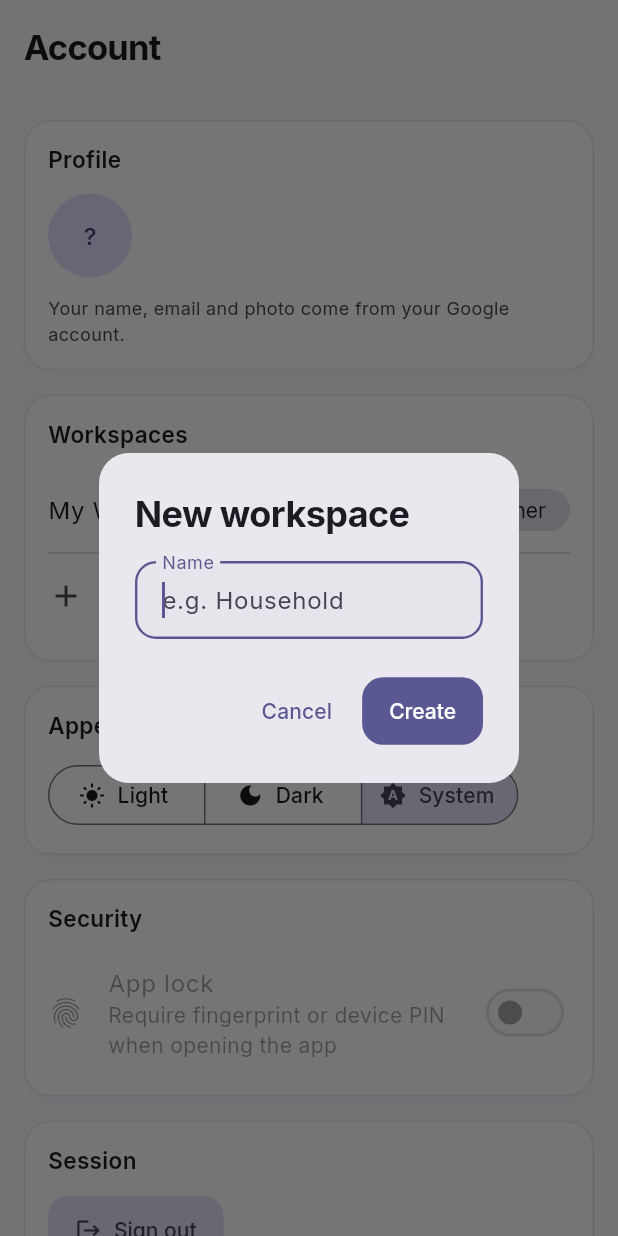
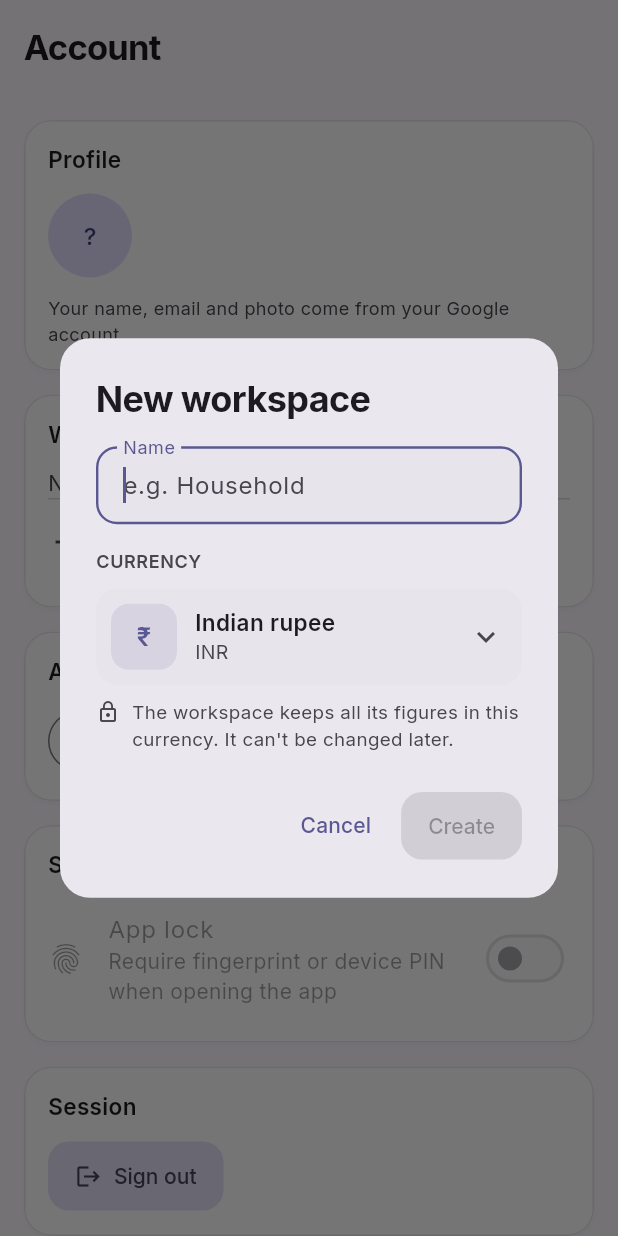
Before and after one commit to TheCoderAS/nizkhata, a Flutter app: the ProfileScreen screen opened by its route, after a tap on "Create workspace", on a phone screen of 412 x 824 dp. Run offline on Flutter 3.47's test engine with Material 3 defaults, Android fonts, the phone set to English and light mode, and no system bars; our stand-ins replace cloud_firestore, csv, file_picker, firebase_auth, firebase_core, fl_chart and 10 more; missing offline and left inert: home_widget, pointycastle, quick_actions, syncfusion_flutter_pdf; accounts and stored records are empty; statements that could not run were skipped.

Commit message:
Ask for the currency when a workspace is created
A workspace's currency is now permanent, so it can no longer be guessed.
Until now both ways of creating one went through createPersonalWorkspace,
which wrote 'INR' and an April financial year for everyone.

createPersonalWorkspace now takes the currency as a required argument and
builds the document through newWorkspaceFields, a pure function that
writes the chosen code, takes fyStartMonth from that currency's usual
year, and refuses a code the app does not offer.

First sign-in: a person with no workspace is no longer given one
silently. AuthController sets needsWorkspace, and the router holds them
on a new /welcome screen (every other route, deep links included, waits
behind it) until they confirm a currency. The phone's region preselects
one, falling back to INR, and the screen says plainly it can't be changed
later. A failed creation stays on the screen with a retry; back leaves
the app as it would from any root screen, and the person returns here on
next launch; "Use a different account" signs out. People who already
belong to a workspace, including anyone who joined one by invite, never
see the screen. If the membership check answers from an empty offline
cache, onboarding now fails instead of treating that as "no workspace".

Profile's New workspace dialog asks for the currency too, preselected
from the active workspace's, with the same note.

widgets/currency_picker.dart is the shared piece: a searchable sheet
(code, name or symbol) listing kCurrencies with code, name and symbol,
a CurrencyField that opens it, and the lock note.

24 new tests at 360dp phone width cover the preselection, the payload,
the redirect gate, the picker, the first-run screen and the dialog.

Co-Authored-By: Claude Opus 5.5 <noreply@anthropic.com>
Claude-Session: https://claude.ai/code/session_016jkAcgzuuxTfBiAgMLWgC4

```diff
--- a/mobile/lib/screens/profile_screen.dart
+++ b/mobile/lib/screens/profile_screen.dart
@@ -6,6 +6,7 @@ import 'package:flutter/material.dart';
 import 'package:go_router/go_router.dart';
 import 'package:provider/provider.dart';
 
+import '../core/currency.dart';
 import '../core/format.dart';
 import '../core/theme.dart';
 import '../data/models.dart';
@@ -15,6 +16,7 @@ import '../state/auth_controller.dart';
 import '../state/theme_controller.dart';
 import '../state/workspace_controller.dart';
 import '../widgets/common.dart';
+import '../widgets/currency_picker.dart';
 
 class ProfileScreen extends StatelessWidget {
   const ProfileScreen({super.key});
@@ -135,31 +137,17 @@ class ProfileScreen extends StatelessWidget {
   Future<void> _createWorkspace(BuildContext context, AuthController auth, WorkspaceController ws) async {
     final user = auth.user;
     if (user == null) return;
-    final controller = TextEditingController();
-    final name = await showDialog<String>(
+    final request = await showDialog<NewWorkspaceRequest>(
       context: context,
       useRootNavigator: true,
-      builder: (ctx) => AlertDialog(
-        title: const Text('New workspace'),
-        content: TextField(
-          controller: controller,
-          autofocus: true,
-          textCapitalization: TextCapitalization.words,
-          decoration: const InputDecoration(labelText: 'Name', hintText: 'e.g. Household'),
-          onSubmitted: (v) => Navigator.pop(ctx, v.trim()),
-        ),
-        actions: [
-          TextButton(onPressed: () => Navigator.pop(ctx), child: const Text('Cancel')),
-          FilledButton(
-            onPressed: () => Navigator.pop(ctx, controller.text.trim()),
-            child: const Text('Create'),
-          ),
-        ],
-      ),
+      // A second workspace is usually kept in the same country as the first,
+      // so start from the currency in use now. Still only a preselection.
+      builder: (_) => NewWorkspaceDialog(initialCurrency: ws.currency),
     );
-    if (name == null || name.isEmpty) return;
+    if (request == null) return;
+    final name = request.name;
     try {
-      final id = await auth.createPersonalWorkspace(user, name: name);
+      final id = await auth.createPersonalWorkspace(user, name: name, currency: request.currency);
       await ws.switchWorkspace(id);
       if (context.mounted) {
         ScaffoldMessenger.of(context).showSnackBar(SnackBar(content: Text('Created "$name"')));
@@ -262,6 +250,75 @@ class ProfileScreen extends StatelessWidget {
   }
 }
 
+/// What the new-workspace dialog hands back: a name and the chosen currency.
+typedef NewWorkspaceRequest = ({String name, String currency});
+
+/// Name the new workspace and choose its currency. The currency is permanent,
+/// so it is asked here in full rather than copied silently from the workspace
+/// in use.
+class NewWorkspaceDialog extends StatefulWidget {
+  final String initialCurrency;
+  const NewWorkspaceDialog({super.key, required this.initialCurrency});
+
+  @override
+  State<NewWorkspaceDialog> createState() => _NewWorkspaceDialogState();
+}
+
+class _NewWorkspaceDialogState extends State<NewWorkspaceDialog> {
+  final _name = TextEditingController();
+  // A workspace made before the catalogue settled could carry a code the app
+  // no longer offers; it cannot seed a new one, so start from the rupee.
+  late String _currency =
+      kCurrencies.any((c) => c.code == widget.initialCurrency) ? widget.initialCurrency : 'INR';
+
+  @override
+  void dispose() {
+    _name.dispose();
+    super.dispose();
+  }
+
+  bool get _valid => _name.text.trim().isNotEmpty;
+
+  void _submit() {
+    if (!_valid) return;
+    Navigator.pop<NewWorkspaceRequest>(context, (name: _name.text.trim(), currency: _currency));
+  }
+
+  @override
+  Widget build(BuildContext context) {
+    return AlertDialog(
+      title: const Text('New workspace'),
+      // Scrolls so the keyboard on a short phone cannot push the fields into
+      // an overflow.
+      content: SingleChildScrollView(
+        child: Column(
+          mainAxisSize: MainAxisSize.min,
+          crossAxisAlignment: CrossAxisAlignment.start,
+          children: [
+            TextField(
+              controller: _name,
+              autofocus: true,
+              textCapitalization: TextCapitalization.words,
+              decoration: const InputDecoration(labelText: 'Name', hintText: 'e.g. Household'),
+              onChanged: (_) => setState(() {}),
+              onSubmitted: (_) => _submit(),
+            ),
+            const SizedBox(height: 16),
+            const SectionLabel('Currency'),
+            CurrencyField(value: _currency, onChanged: (c) => setState(() => _currency = c)),
+            const SizedBox(height: 10),
+            const CurrencyLockNote(),
+          ],
+        ),
+      ),
+      actions: [
+        TextButton(onPressed: () => Navigator.pop(context), child: const Text('Cancel')),
+        FilledButton(onPressed: _valid ? _submit : null, child: const Text('Create')),
+      ],
+    );
+  }
+}
+
 /// App-lock toggle: requires the device to support biometrics or credentials;
 /// enabling verifies once so a typo-free setup can't lock the user out.
 class _AppLockTile extends StatefulWidget {
--- /dev/null
+++ b/mobile/lib/widgets/currency_picker.dart
@@ -0,0 +1,218 @@
+// Choosing the currency a workspace keeps its books in.
+//
+// The choice is made once, when the workspace is created, and can never be
+// changed, so everything here leans towards the person seeing plainly what
+// they are picking: the full name and the symbol beside the code, a search
+// that understands "dollar" as well as "AED", and a note that says the choice
+// is for good.
+
+import 'package:flutter/material.dart';
+
+import '../core/currency.dart';
+import 'common.dart';
+
+/// The currency to preselect for a new person, from their phone's region.
+///
+/// Only a starting point for a choice they confirm. A phone that says nothing
+/// useful (no region, or one we have no currency for) falls back to the rupee,
+/// since that is who the app has mostly served.
+String suggestedCurrency(Locale? locale) => currencyForCountry(locale?.countryCode) ?? 'INR';
+
+/// The currencies matching [query], in catalogue order. Matches the code
+/// ("aed"), any word of the name ("dollar", "rupee") and the symbol ("£").
+List<CurrencySpec> filterCurrencies(String query) {
+  final q = query.trim().toLowerCase();
+  if (q.isEmpty) return kCurrencies;
+  return [
+    for (final c in kCurrencies)
+      if (c.code.toLowerCase().contains(q) ||
+          c.name.toLowerCase().contains(q) ||
+          c.symbol.trim().toLowerCase().contains(q))
+        c,
+  ];
+}
+
+/// Open the searchable currency list. Resolves to the chosen code, or null if
+/// the sheet was dismissed.
+Future<String?> showCurrencyPicker(BuildContext context, {String? selected}) {
+  return showModalBottomSheet<String>(
+    context: context,
+    useRootNavigator: true,
+    isScrollControlled: true,
+    showDragHandle: true,
+    builder: (_) => Padding(
+      padding: EdgeInsets.only(bottom: MediaQuery.of(context).viewInsets.bottom),
+      child: CurrencyPickerSheet(selected: selected),
+    ),
+  );
+}
+
+class CurrencyPickerSheet extends StatefulWidget {
+  final String? selected;
+  const CurrencyPickerSheet({super.key, this.selected});
+
+  @override
+  State<CurrencyPickerSheet> createState() => _CurrencyPickerSheetState();
+}
+
+class _CurrencyPickerSheetState extends State<CurrencyPickerSheet> {
+  String _query = '';
+
+  @override
+  Widget build(BuildContext context) {
+    final cs = Theme.of(context).colorScheme;
+    final matches = filterCurrencies(_query);
+    // A fixed share of the screen, so the sheet does not jump in height as the
+    // list shrinks under a search.
+    return SizedBox(
+      height: MediaQuery.of(context).size.height * 0.75,
+      child: Column(
+        crossAxisAlignment: CrossAxisAlignment.start,
+        children: [
+          Padding(
+            padding: const EdgeInsets.fromLTRB(20, 4, 20, 12),
+            child: Column(
+              crossAxisAlignment: CrossAxisAlignment.start,
+              children: [
+                Text('Choose currency', style: Theme.of(context).textTheme.titleLarge),
+                const SizedBox(height: 12),
+                SearchField(hint: 'Search by name or code', onChanged: (v) => setState(() => _query = v)),
+              ],
+            ),
+          ),
+          Expanded(
+            child: matches.isEmpty
+                ? Padding(
+                    padding: const EdgeInsets.all(24),
+                    child: Text(
+                      'No currency matches "${_query.trim()}".',
+                      style: TextStyle(color: cs.onSurfaceVariant),
+                    ),
+                  )
+                : ListView.builder(
+                    padding: const EdgeInsets.fromLTRB(8, 0, 8, 16),
+                    itemCount: matches.length,
+                    itemBuilder: (_, i) {
+                      final c = matches[i];
+                      final selected = c.code == widget.selected;
+                      return ListTile(
+                        key: ValueKey('currency-${c.code}'),
+                        leading: CurrencySymbolBadge(c),
+                        title: Text(c.name, overflow: TextOverflow.ellipsis),
+                        subtitle: Text(c.code),
+                        selected: selected,
+                        trailing: selected ? Icon(Icons.check, color: cs.primary) : null,
+                        onTap: () => Navigator.of(context).pop(c.code),
+                      );
+                    },
+                  ),
+          ),
+        ],
+      ),
+    );
+  }
+}
+
+/// The currency's symbol on a soft tile, the way the app marks an entity.
+class CurrencySymbolBadge extends StatelessWidget {
+  final CurrencySpec spec;
+  const CurrencySymbolBadge(this.spec, {super.key});
+
+  @override
+  Widget build(BuildContext context) {
+    final cs = Theme.of(context).colorScheme;
+    return Container(
+      width: 44,
+      height: 44,
+      alignment: Alignment.center,
+      padding: const EdgeInsets.symmetric(horizontal: 4),
+      decoration: BoxDecoration(
+        color: cs.primary.withValues(alpha: 0.12),
+        borderRadius: BorderRadius.circular(12),
+      ),
+      // Symbols run from "₹" to "KSh"; scale the long ones down rather than
+      // let them spill out of the tile.
+      child: FittedBox(
+        fit: BoxFit.scaleDown,
+        child: Text(
+          spec.symbol.trim(),
+          style: TextStyle(fontSize: 17, fontWeight: FontWeight.w600, color: cs.primary),
+        ),
+      ),
+    );
+  }
+}
+
+/// The chosen currency as a form field: tap to change it through the picker.
+class CurrencyField extends StatelessWidget {
+  final String value;
+  final ValueChanged<String>? onChanged;
+  const CurrencyField({super.key, required this.value, this.onChanged});
+
+  @override
+  Widget build(BuildContext context) {
+    final cs = Theme.of(context).colorScheme;
+    final spec = currencySpec(value);
+    final enabled = onChanged != null;
+    return Material(
+      color: cs.surfaceContainerHighest.withValues(alpha: 0.5),
+      borderRadius: BorderRadius.circular(14),
+      child: InkWell(
+        borderRadius: BorderRadius.circular(14),
+        onTap: !enabled
+            ? null
+            : () async {
+                final code = await showCurrencyPicker(context, selected: value);
+                if (code != null) onChanged!(code);
+              },
+        child: Padding(
+          padding: const EdgeInsets.fromLTRB(10, 10, 12, 10),
+          child: Row(
+            children: [
+              CurrencySymbolBadge(spec),
+              const SizedBox(width: 12),
+              Expanded(
+                child: Column(
+                  crossAxisAlignment: CrossAxisAlignment.start,
+                  children: [
+                    Text(spec.name,
+                        overflow: TextOverflow.ellipsis,
+                        style: const TextStyle(fontSize: 15, fontWeight: FontWeight.w600)),
+                    Text(spec.code, style: TextStyle(fontSize: 13, color: cs.onSurfaceVariant)),
+                  ],
+                ),
+              ),
+              if (enabled) ...[
+                const SizedBox(width: 8),
+                Icon(Icons.expand_more, color: cs.onSurfaceVariant),
+              ],
+            ],
+          ),
+        ),
+      ),
+    );
+  }
+}
+
+/// Says, once and plainly, that the currency is for good.
+class CurrencyLockNote extends StatelessWidget {
+  const CurrencyLockNote({super.key});
+
+  @override
+  Widget build(BuildContext context) {
+    final cs = Theme.of(context).colorScheme;
+    return Row(
+      crossAxisAlignment: CrossAxisAlignment.start,
+      children: [
+        Icon(Icons.lock_outline, size: 16, color: cs.onSurfaceVariant),
+        const SizedBox(width: 8),
+        Expanded(
+          child: Text(
+            "The workspace keeps all its figures in this currency. It can't be changed later.",
+            style: TextStyle(fontSize: 12.5, color: cs.onSurfaceVariant),
+          ),
+        ),
+      ],
+    );
+  }
+}
```
Also changed, not shown: mobile/lib/router.dart (+31 -11 lines), mobile/lib/screens/choose_currency_screen.dart (added, +147 -0 lines), mobile/lib/state/auth_controller.dart (+88 -21 lines), 1 other file.
